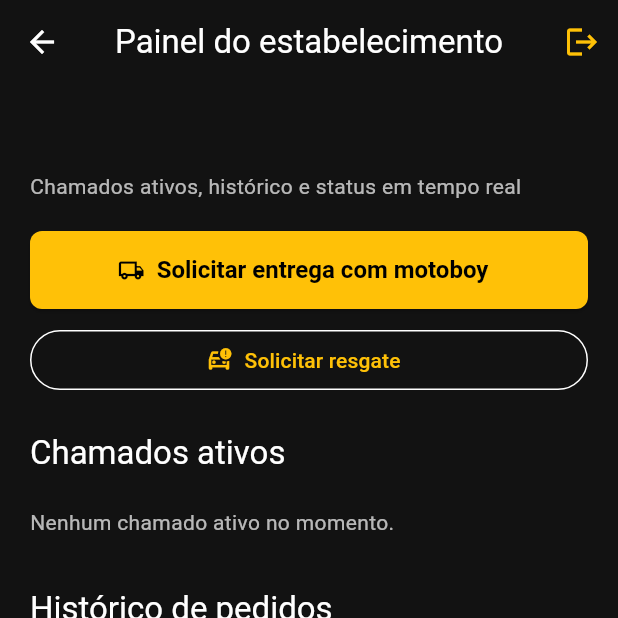
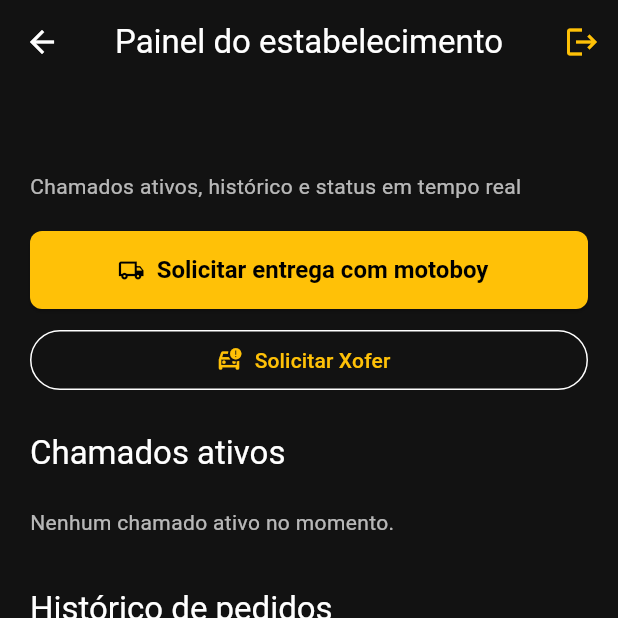
Before and after one commit to adelcioor-bot/xofer-app, a Flutter app: the _MerchantDashboardScreen screen opened directly with empty values, on a phone screen of 412 x 824 dp, the top half of it. Run offline on Flutter 3.47's test engine with Material 3 defaults, Android fonts, the phone set to English and light mode, and no system bars; our stand-ins replace flutter_map, geolocator, image_picker, latlong2, qr_flutter, supabase_flutter; missing offline and left inert: mobile_scanner; accounts and stored records are empty.

Commit message:
alteração mínima

```diff
--- a/lib/features/merchant/presentation/merchant_portal_screen.dart
+++ b/lib/features/merchant/presentation/merchant_portal_screen.dart
@@ -788,7 +788,7 @@ class _MerchantDashboardScreenState extends State<_MerchantDashboardScreen> {
                   key: const Key('merchant_new_rescue'),
                   onPressed: widget.onCreateRescue,
                   icon: const Icon(Icons.car_crash_outlined),
-                  label: const Text('Solicitar resgate'),
+                  label: const Text('Solicitar Xofer'),
                 ),
                 const SizedBox(height: 24),
                 Text(
```
Also changed, not shown: 1 other file.
